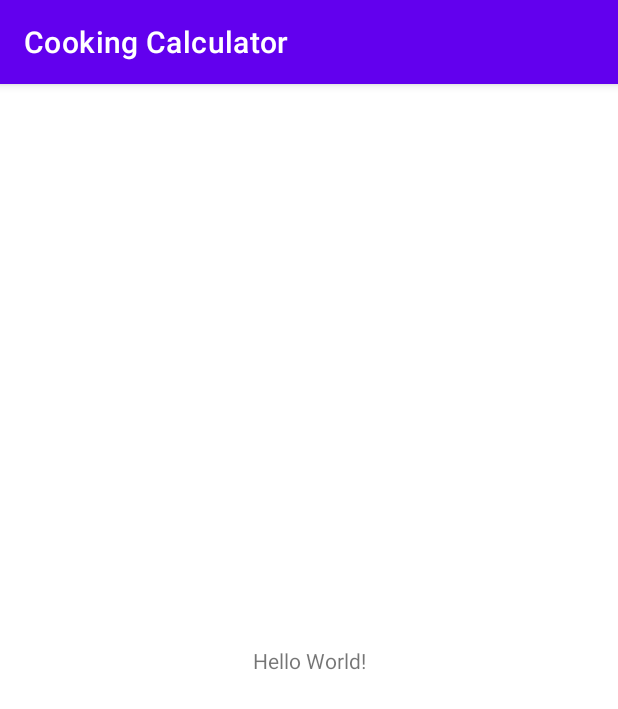
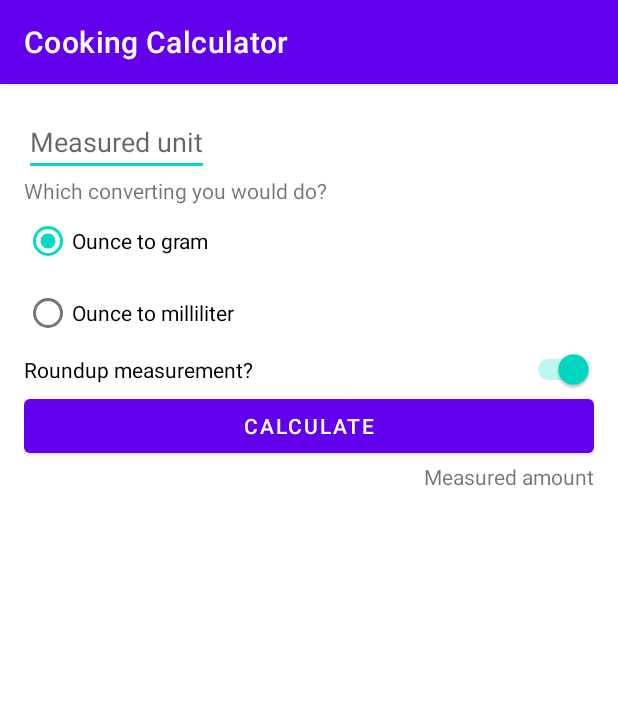
Before and after one commit to sulaiman666/Learning, an Android app: the screen it shows after launch (MainActivity), on a phone screen of 412 x 824 dp. Shown: the top 709 px of the screen. Run offline under Robolectric (Android 15) with nearby library versions, the phone set to English and light mode, and no system bars.

Commit message:
Challange Accepted
Challange given in lesson "Create XML Layouts for Android"

```diff
--- a/CookingCalculator/app/src/main/java/com/tedasa/cookingcalculator/MainActivity.kt
+++ b/CookingCalculator/app/src/main/java/com/tedasa/cookingcalculator/MainActivity.kt
@@ -1,7 +1,7 @@
 package com.tedasa.cookingcalculator
 
+import android.os.Bundle
 import androidx.appcompat.app.AppCompatActivity
-import android.os.Bundle
 
 class MainActivity : AppCompatActivity() {
     override fun onCreate(savedInstanceState: Bundle?) {
--- a/CookingCalculator/app/src/main/res/layout/activity_main.xml
+++ b/CookingCalculator/app/src/main/res/layout/activity_main.xml
@@ -4,15 +4,73 @@
     xmlns:tools="http://schemas.android.com/tools"
     android:layout_width="match_parent"
     android:layout_height="match_parent"
+    android:padding="16dp"
     tools:context=".MainActivity">
 
-    <TextView
+    <EditText
+        android:id="@+id/measured_unit"
         android:layout_width="wrap_content"
         android:layout_height="wrap_content"
-        android:text="Hello World!"
-        app:layout_constraintBottom_toBottomOf="parent"
-        app:layout_constraintLeft_toLeftOf="parent"
-        app:layout_constraintRight_toRightOf="parent"
+        android:hint="@string/measured_unit"
+        android:inputType="numberDecimal"
+        app:layout_constraintStart_toStartOf="parent"
         app:layout_constraintTop_toTopOf="parent" />
 
+    <TextView
+        android:id="@+id/convert_question"
+        android:layout_width="wrap_content"
+        android:layout_height="wrap_content"
+        android:text="@string/which_converting_you_would_do"
+        app:layout_constraintStart_toStartOf="parent"
+        app:layout_constraintTop_toBottomOf="@id/measured_unit" />
+
+    <RadioGroup
+        android:id="@+id/convert_option"
+        android:layout_width="wrap_content"
+        android:layout_height="wrap_content"
+        android:checkedButton="@id/ounce_to_gram"
+        app:layout_constraintStart_toStartOf="parent"
+        app:layout_constraintTop_toBottomOf="@id/convert_question">
+
+        <RadioButton
+            android:id="@+id/ounce_to_gram"
+            android:layout_width="wrap_content"
+            android:layout_height="wrap_content"
+            android:text="@string/ounce_to_gram" />
+
+        <RadioButton
+            android:id="@+id/ounce_to_milliliters"
+            android:layout_width="wrap_content"
+            android:layout_height="wrap_content"
+            android:text="@string/ounce_to_milliliter" />
+
+    </RadioGroup>
+
+    <Switch
+        android:id="@+id/roundup_measurement"
+        android:layout_width="0dp"
+        android:layout_height="wrap_content"
+        android:text="@string/roundup_measurement"
+        android:checked="true"
+        app:layout_constraintEnd_toEndOf="parent"
+        app:layout_constraintStart_toStartOf="parent"
+        app:layout_constraintTop_toBottomOf="@id/convert_option" />
+
+    <Button
+        android:id="@+id/calculate_button"
+        android:layout_width="0dp"
+        android:layout_height="wrap_content"
+        android:text="@string/calculate"
+        app:layout_constraintEnd_toEndOf="parent"
+        app:layout_constraintStart_toStartOf="parent"
+        app:layout_constraintTop_toBottomOf="@id/roundup_measurement"/>
+
+    <TextView
+        android:id="@+id/measurement_result"
+        android:layout_width="wrap_content"
+        android:layout_height="wrap_content"
+        android:text="@string/measured_amount"
+        app:layout_constraintEnd_toEndOf="parent"
+        app:layout_constraintTop_toBottomOf="@id/calculate_button"/>
+
 </androidx.constraintlayout.widget.ConstraintLayout>
--- a/CookingCalculator/app/src/main/res/values/strings.xml
+++ b/CookingCalculator/app/src/main/res/values/strings.xml
@@ -1,3 +1,10 @@
 <resources>
     <string name="app_name">Cooking Calculator</string>
+    <string name="measured_unit">Measured unit</string>
+    <string name="which_converting_you_would_do">Which converting you would do?</string>
+    <string name="ounce_to_gram">Ounce to gram</string>
+    <string name="ounce_to_milliliter">Ounce to milliliter</string>
+    <string name="roundup_measurement">Roundup measurement?</string>
+    <string name="calculate">CALCULATE</string>
+    <string name="measured_amount">Measured amount</string>
 </resources>
```
